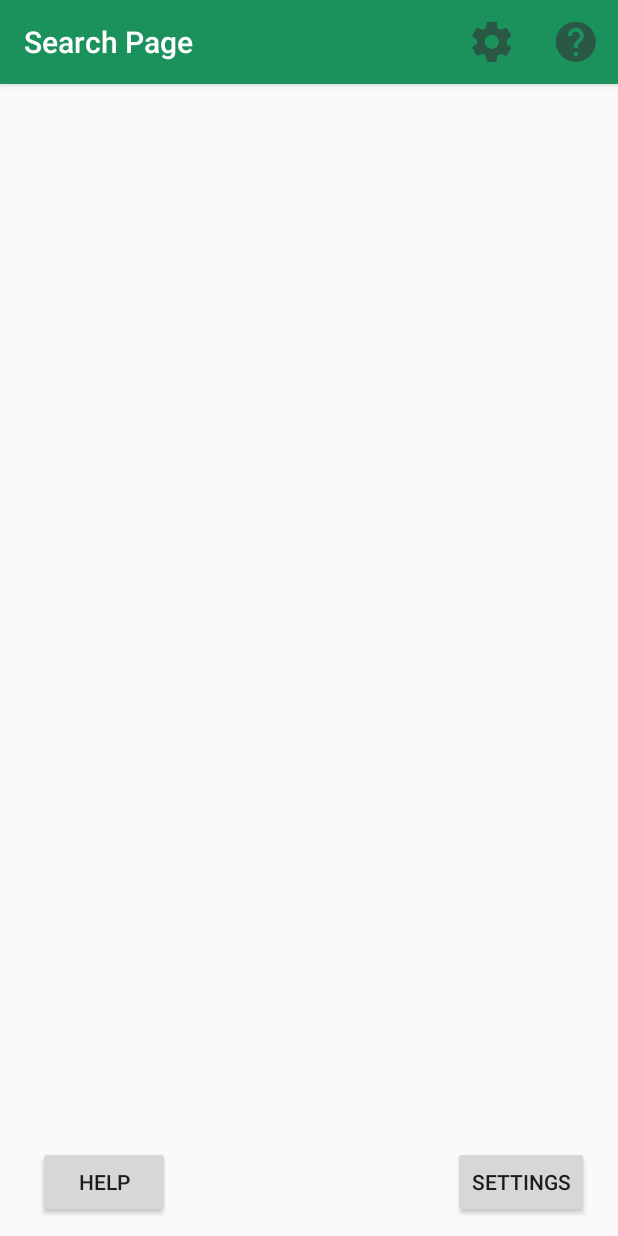
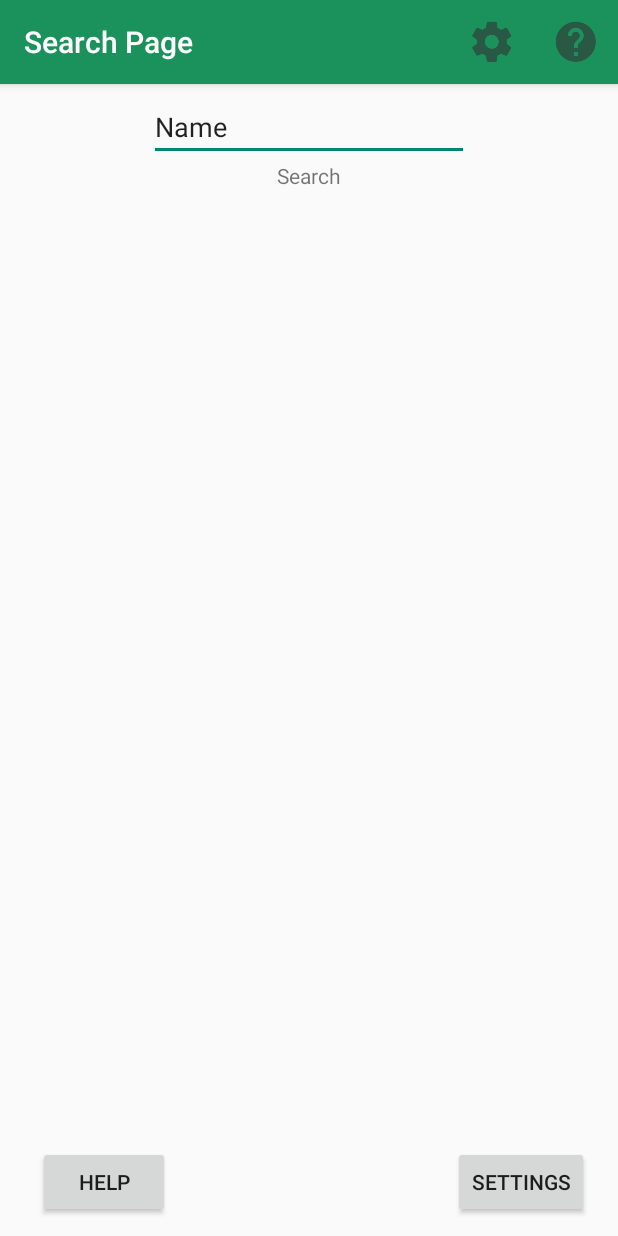
Before and after one commit to begrudgingly-not-space/Flora, an Android app: the screen it shows after launch (SearchActivity), on a phone screen of 412 x 824 dp. Run offline under Robolectric (Android 15) with nearby library versions, the phone set to English and light mode, and no system bars.

Commit message:
button and edittext

```diff
--- a/FloraFauna/app/src/main/res/layout/activity_search.xml
+++ b/FloraFauna/app/src/main/res/layout/activity_search.xml
@@ -40,6 +40,25 @@
             android:layout_marginEnd="19dp"
             android:onClick="openSettings"
             android:text="@string/Settings" />
+
+        <EditText
+            android:id="@+id/SearchEditText"
+            android:layout_width="wrap_content"
+            android:layout_height="wrap_content"
+            android:layout_alignParentTop="true"
+            android:layout_centerHorizontal="true"
+            android:layout_marginTop="62dp"
+            android:ems="10"
+            android:inputType="textPersonName"
+            android:text="Name" />
+
+        <TextView
+            android:layout_width="wrap_content"
+            android:layout_height="wrap_content"
+            android:text="Search"
+            android:layout_below="@id/SearchEditText"
+            android:layout_centerHorizontal="true"
+            android:onClick="search"/>
     </RelativeLayout>
 
 </android.support.constraint.ConstraintLayout>
```
